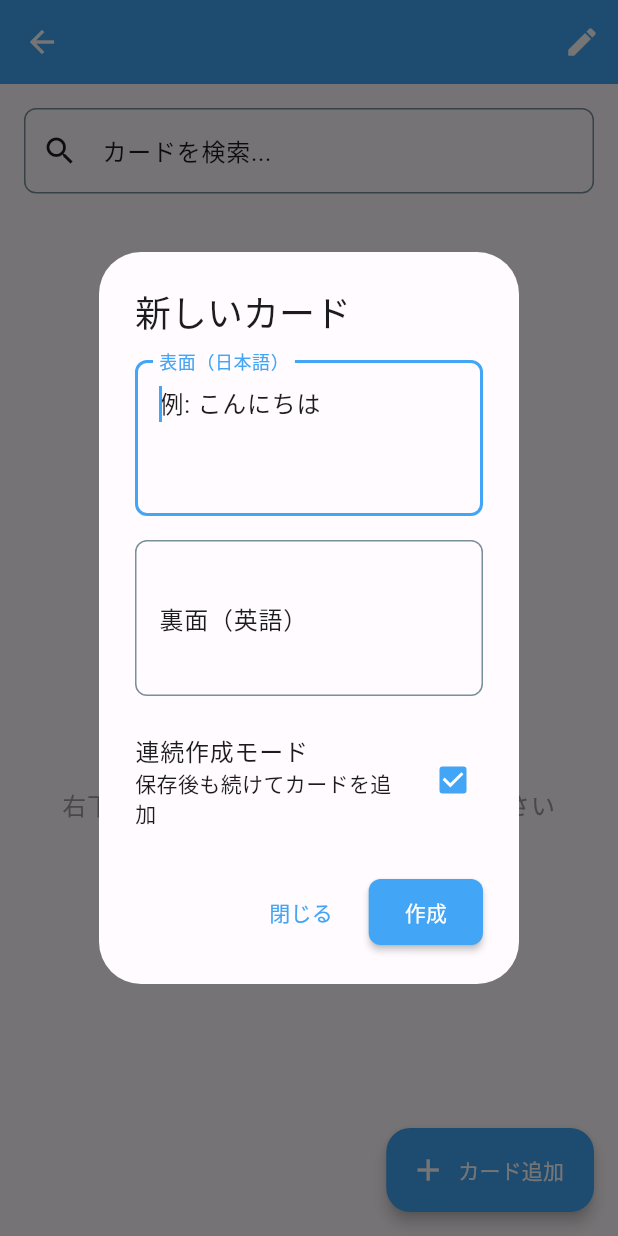
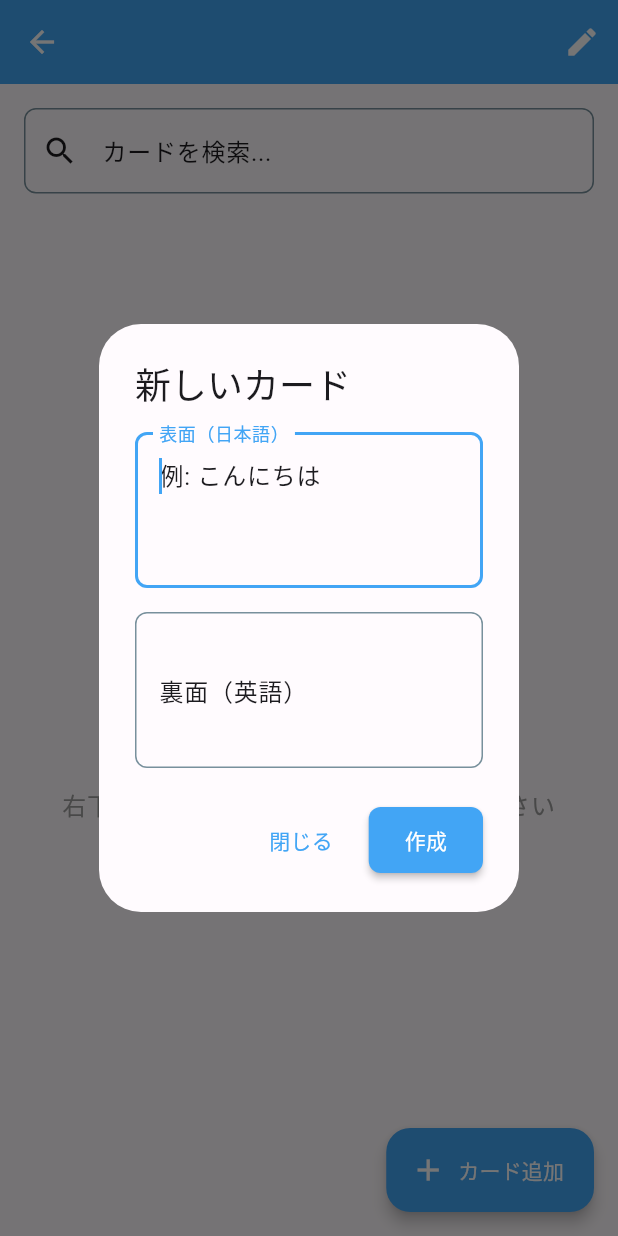
Before and after one commit to SakagamiTaichi/recall_pro, a Flutter app: the CardListView screen opened directly with empty values, after a tap on "カード追加", on a phone screen of 412 x 824 dp. Run offline on Flutter 3.47's test engine with Material 3 defaults, Android fonts, the light colour scheme and no system bars; our stand-ins replace cloud_firestore, firebase_auth, firebase_core, flutter_dotenv, flutter_hooks, freezed_annotation and 2 more; accounts and stored records are empty; generated files the repository leaves out were written again; network calls fail.

Commit message:
feat: カード作成ダイアログから連続作成モードのオプションを削除

```diff
--- a/lib/presentation/card/component/card_dialog.dart
+++ b/lib/presentation/card/component/card_dialog.dart
@@ -8,13 +8,11 @@ import '../../../model/card_model.dart';
 class CardDialog extends HookConsumerWidget {
   final CardModel? card;
   final Future<void> Function(String front, String back) onSave;
-  final bool enableContinuousCreation;
 
   const CardDialog({
     super.key,
     this.card,
     required this.onSave,
-    this.enableContinuousCreation = false,
   });
 
   bool get isEditing => card != null;
@@ -29,7 +27,7 @@ class CardDialog extends HookConsumerWidget {
     );
     final formKey = useMemoized(() => GlobalKey<FormState>());
     final isLoading = useState(false);
-    final continuousMode = useState(enableContinuousCreation);
+    final continuousMode = useState(!isEditing);
 
     Future<void> handleSave() async {
       if (formKey.currentState?.validate() ?? false) {
@@ -119,18 +117,6 @@ class CardDialog extends HookConsumerWidget {
                 textInputAction: TextInputAction.done,
                 onFieldSubmitted: (_) => handleSave(),
               ),
-              if (!isEditing) ...[
-                const SizedBox(height: 16),
-                CheckboxListTile(
-                  title: const Text('連続作成モード'),
-                  subtitle: const Text('保存後も続けてカードを追加'),
-                  value: continuousMode.value,
-                  onChanged: (value) {
-                    continuousMode.value = value ?? false;
-                  },
-                  contentPadding: EdgeInsets.zero,
-                ),
-              ],
             ],
           ),
         ),
--- a/lib/presentation/card/view/card_list_view.dart
+++ b/lib/presentation/card/view/card_list_view.dart
@@ -206,7 +206,6 @@ class CardListView extends HookConsumerWidget {
     showDialog(
       context: context,
       builder: (context) => CardDialog(
-        enableContinuousCreation: true,
         onSave: (front, back) async {
           await viewModel.createCard(front: front, back: back);
         },
```
